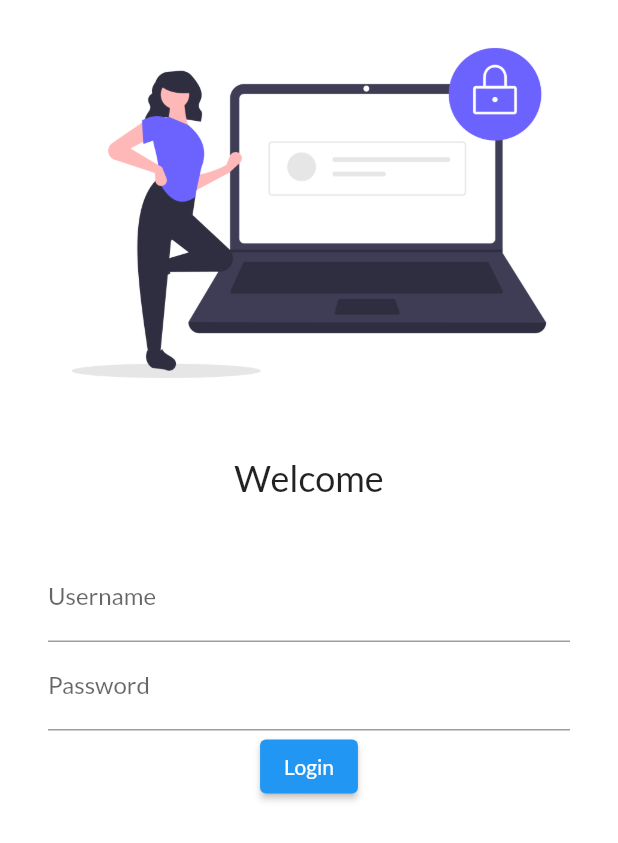
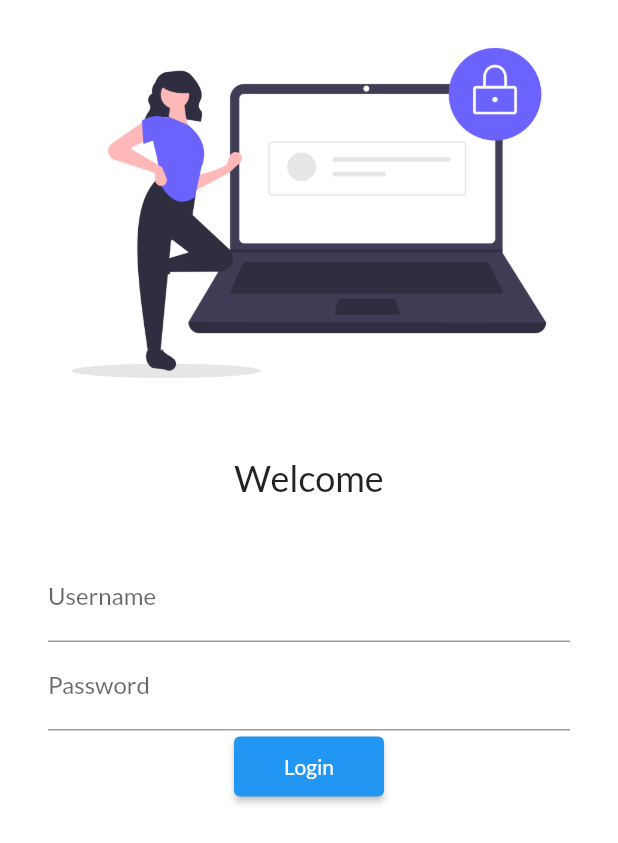
Before and after one commit to The-Pavan-Patil/FlutterAppCatlogs, a Flutter app: the screen it shows after launch, on a phone screen of 412 x 824 dp. Shown: the top 843 px of the screen. Run offline on Flutter 3.47's test engine with Material 2 defaults, Android fonts, the phone set to English and light mode, and no system bars; our stand-ins replace google_fonts.

Commit message:
day 4 commit

```diff
--- a/lib/Pages/LoginPage.dart
+++ b/lib/Pages/LoginPage.dart
@@ -1,4 +1,6 @@
+
 import 'package:flutter/material.dart';
+import 'package:untitled/utils/routings.dart';
 
 class LoginPage extends StatelessWidget {
   const LoginPage({Key? key}) : super(key: key);
@@ -8,7 +10,8 @@ class LoginPage extends StatelessWidget {
     return Material(
       color: Colors.white,
       child:
-      Column(children: [Image.asset(
+      SingleChildScrollView(
+        child: Column(children: [Image.asset(
           "assets/images/LoginImg.png",fit: BoxFit.cover,),
           SizedBox(
             height: 20,
@@ -28,11 +31,18 @@ class LoginPage extends StatelessWidget {
               TextFormField(
                 decoration: InputDecoration(hintText: "Enter Password",labelText: "Password"),
               ),
-            ElevatedButton(onPressed: () {print("object");}, child: Text("Login"))
+              ElevatedButton(
+                style: ElevatedButton.styleFrom(
+                  minimumSize: Size(100, 40),
+                ),
+                onPressed: () {Navigator.pushNamed(context, myRoute.homeRoute);},
+                child: Text('Login'),
+              )
             ],
           ),
         )
         ]),
+      ),
     );
   }
 }
--- a/lib/main.dart
+++ b/lib/main.dart
@@ -4,6 +4,7 @@ import 'package:flutter/material.dart';
 import 'package:untitled/Pages/HomePage.dart';
 import 'package:untitled/Pages/LoginPage.dart';
 import 'package:google_fonts/google_fonts.dart';
+import 'package:untitled/utils/routings.dart';
 void main(){
   runApp(Myapp());
 
@@ -22,8 +23,8 @@ void main(){
        darkTheme: ThemeData( brightness: Brightness.dark),
      //initialRoute: "/Home",
      routes: {
-         "/" : (context) => LoginPage(),
-       "/Home" : (context) => HomePage()
+         myRoute.loginRoute : (context) => LoginPage(),
+         myRoute.homeRoute : (context) => HomePage()
      },
      );
 
--- /dev/null
+++ b/lib/utils/routings.dart
@@ -0,0 +1,4 @@
+class myRoute {
+  static String loginRoute = "/";
+  static String homeRoute = "/Home";
+}
```
Lines whose indentation alone changed are shown as unchanged.
